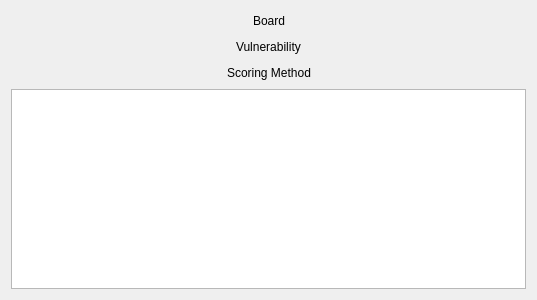
First picture: the form in ZBridge/cpointscoredialog.ui, repository erik-knudsen/BridgeZ, before the edit.
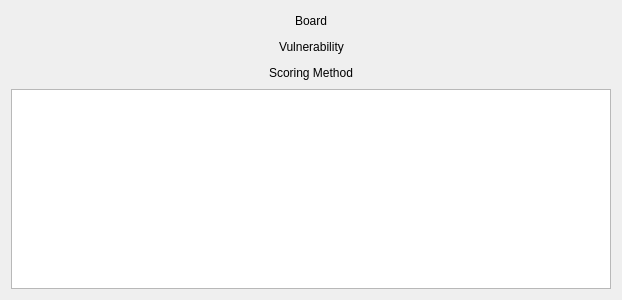
Second picture: the form after the edit.

Commit message: Size of dialogs.

Patch:
```diff
--- a/ZBridge/cpointscoredialog.ui
+++ b/ZBridge/cpointscoredialog.ui
@@ -6,7 +6,7 @@
    <rect>
     <x>0</x>
     <y>0</y>
-    <width>537</width>
+    <width>622</width>
     <height>300</height>
    </rect>
   </property>
```
The commit also changes 3 other files.
